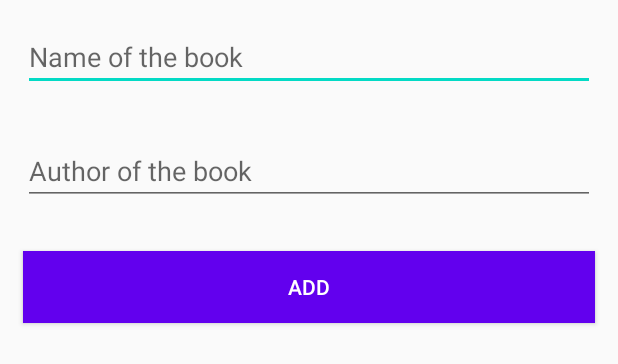
After one commit to stainer33/BookExchange, an Android app: the layout layout_add_book.xml on its own in the app's theme, with its tools: preview values and no code run, on a phone screen of 412 x 824 dp. The commit adds this screen. Shown: the top 364 px of the screen. Run offline under Robolectric (Android 15) with nearby library versions, the phone set to English and light mode, and no system bars.

Commit message:
Add book form design done!

```diff
--- /dev/null
+++ b/app/src/main/res/layout/layout_add_book.xml
@@ -0,0 +1,26 @@
+<?xml version="1.0" encoding="utf-8"?>
+<LinearLayout xmlns:android="http://schemas.android.com/apk/res/android"
+    android:orientation="vertical" android:layout_width="match_parent"
+    android:layout_height="match_parent">
+
+    <EditText
+        android:layout_width="match_parent"
+        android:layout_height="wrap_content"
+        android:hint="Name of the book"
+        android:layout_margin="15dp"
+        android:id="@+id/etBookName"/>
+    <EditText
+        android:layout_width="match_parent"
+        android:layout_height="wrap_content"
+        android:hint="Author of the book"
+        android:layout_margin="15dp"
+        android:id="@+id/etAuthorName"/>
+    <Button
+        android:layout_width="match_parent"
+        android:layout_height="wrap_content"
+        android:text="Add"
+        android:layout_margin="15dp"
+        android:background="@color/colorPrimary"
+        android:textColor="#ffffff"
+        android:id="@+id/btnAddBooks"/>
+</LinearLayout>
```
Also changed, not shown: app/src/main/java/Fragments/MyBooksFragment.java (+8 -0 lines), app/src/main/java/com/example/bookexchange1/AddBookDialog.java (added, +50 -0 lines).
